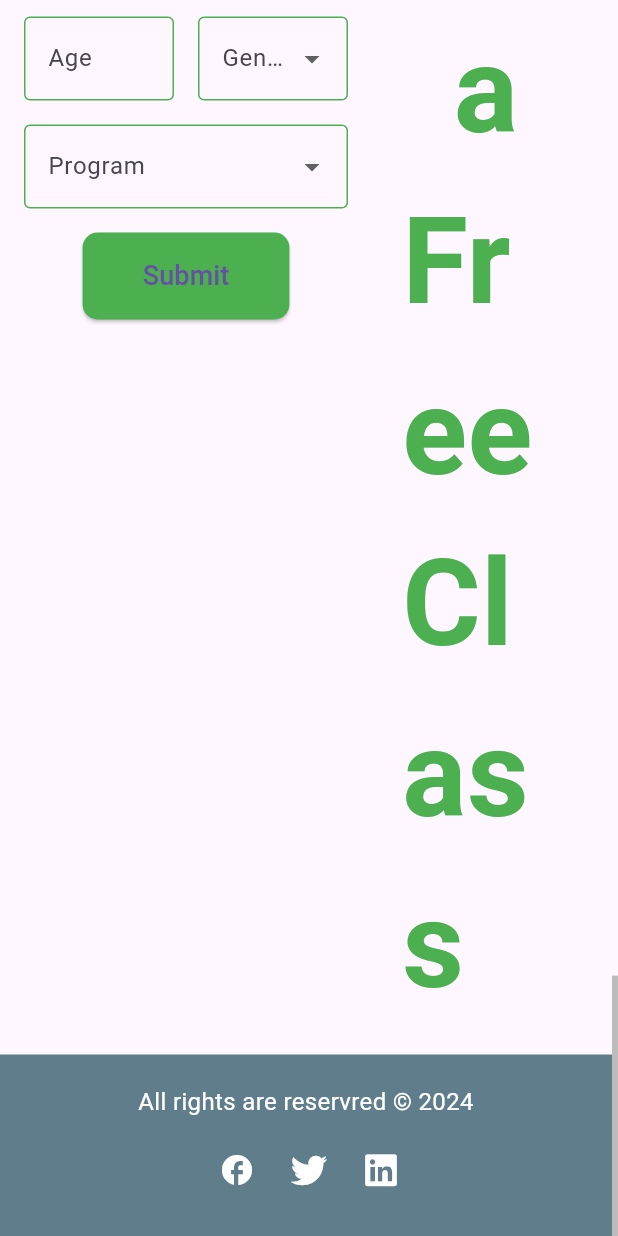
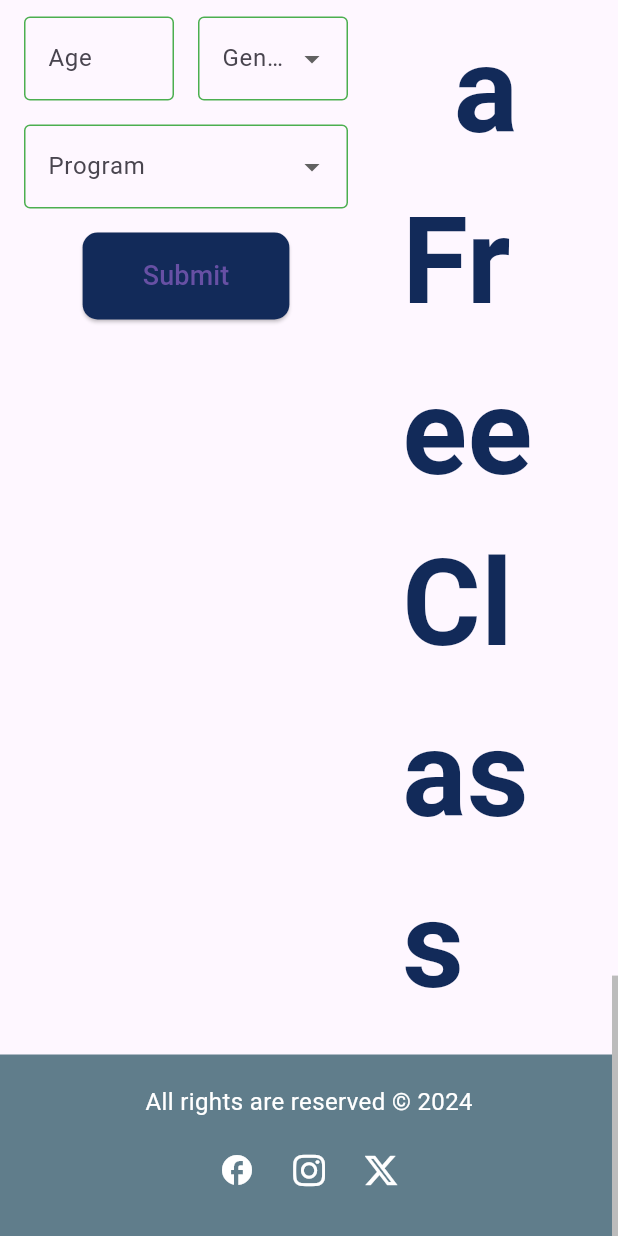
Before and after one commit to OmarEss3/Al-Fares_Academy, a Flutter app: the screen it shows after launch, scrolled down 3087 dp, after a tap on the "facebook" icon, on a phone screen of 412 x 824 dp. Run offline on Flutter 3.47's test engine with Material 3 defaults, Android fonts, the phone set to English and light mode, and no system bars; our stand-ins replace cloud_firestore, firebase_core, font_awesome_flutter, go_router, intl_phone_field; accounts and stored records are empty.

Commit message:
change logo&primary color&name

```diff
--- a/lib/constants/colors.dart
+++ b/lib/constants/colors.dart
@@ -1,4 +1,4 @@
 import 'dart:ui';
 
-Color kPrimaryColorGreen = const Color(0xff006664);
+Color kPrimaryColorDarkBlue = const Color(0xff122A59);
 Color kPrimaryColorGray = const Color.fromARGB(255, 235, 235, 235);
--- a/lib/views/contact_view.dart
+++ b/lib/views/contact_view.dart
@@ -50,7 +50,7 @@
                       Row(
                         mainAxisAlignment: MainAxisAlignment.center,
                         children: [
-                          Icon(Icons.phone, color: kPrimaryColorGreen),
+                          Icon(Icons.phone, color: kPrimaryColorDarkBlue),
                           const SizedBox(width: 10),
                           const Text(kPhoneNumber),
                         ],
@@ -58,7 +58,7 @@
                       Row(
                         mainAxisAlignment: MainAxisAlignment.center,
                         children: [
-                          Icon(Icons.email, color: kPrimaryColorGreen),
+                          Icon(Icons.email, color: kPrimaryColorDarkBlue),
                           const SizedBox(width: 10),
                           const Text(kEmail),
                         ],
--- a/lib/views/home_view.dart
+++ b/lib/views/home_view.dart
@@ -95,7 +95,7 @@
               child: const Column(
                 children: [
                   Text(
-                    'Welcome to Moyeser Academy ',
+                    'Welcome to Al-Fares Academy ',
                     style: TextStyle(
                       fontSize: 40, // Adjusted font size
                       color: Colors.white,
--- a/lib/widgets/footer.dart
+++ b/lib/widgets/footer.dart
@@ -1,44 +1,22 @@
+
 import 'package:flutter/material.dart';
-import 'package:font_awesome_flutter/font_awesome_flutter.dart';
+import 'package:moyeser_academy_web/widgets/links_row.dart';
 
 class CustomFooter extends StatelessWidget {
   @override
   Widget build(BuildContext context) {
-
     return Container(
       padding: const EdgeInsets.all(20),
       color: Colors.blueGrey,
-      child: Column(
+      child: const Column(
         mainAxisSize: MainAxisSize.min,
         children: <Widget>[
-          const Text(
-            'All rights are reservred © 2024 ',
+          Text(
+            'All rights are reserved © 2024',
             style: TextStyle(color: Colors.white, fontSize: 16),
           ),
-          const SizedBox(height: 10),
-          Row(
-            mainAxisAlignment: MainAxisAlignment.center,
-            children: <Widget>[
-              IconButton(
-                icon: const Icon(Icons.facebook, color: Colors.white),
-                onPressed: () {
-                  // Add your Facebook link here
-                },
-              ),
-              IconButton(
-                icon: const Icon(FontAwesomeIcons.twitter, color: Colors.white),
-                onPressed: () {
-                  // Add your Twitter link here
-                },
-              ),
-              IconButton(
-                icon: const Icon(FontAwesomeIcons.linkedin, color: Colors.white),
-                onPressed: () {
-                  // Add your LinkedIn link here
-                },
-              ),
-            ],
-          ),
+          SizedBox(height: 10),
+          SocialMediaIconsRow(),
         ],
       ),
     );
--- a/lib/widgets/free_class_button.dart
+++ b/lib/widgets/free_class_button.dart
@@ -2,8 +2,6 @@
 import 'package:go_router/go_router.dart';
 import 'package:moyeser_academy_web/constants/routes.dart';
 import 'package:provider/provider.dart';
-
-import '../constants/lists.dart';
 import '../provider/navigation_provider.dart';
 
 class FreeClassButton extends StatelessWidget {
@@ -24,7 +22,7 @@
         child: Container(
           decoration: BoxDecoration(
             borderRadius: BorderRadius.circular(5),
-            color: const Color(0xff006464),
+            color: Color.fromARGB(255, 14, 32, 69),
           ),
           height: 40,
           width: 200,
--- a/lib/widgets/header_widget.dart
+++ b/lib/widgets/header_widget.dart
@@ -6,6 +6,7 @@
 import '../constants/routes.dart';
 import '../provider/navigation_provider.dart';
 import 'free_class_button.dart';
+import 'links_row.dart';
 import 'social_media.dart';
 import 'tabs_item.dart';
 
@@ -55,7 +56,7 @@
     return Container(
       decoration: BoxDecoration(
         gradient: LinearGradient(
-          colors: [kPrimaryColorGreen, kPrimaryColorGray],
+          colors: [kPrimaryColorDarkBlue, kPrimaryColorGray],
           end: Alignment.topCenter,
           begin: Alignment.bottomCenter,
         ),
@@ -68,11 +69,15 @@
               Padding(
                 padding: const EdgeInsets.only(top: 8),
                 child: SizedBox(
-                  height: 100,
-                  child: Image.asset('assets/images/logo.png'),
-                ),
+                    height: 100,
+                    child: ClipRRect(
+                      borderRadius: BorderRadius.circular(
+                          50.0), // Adjust the value to control the roundness
+                      child: Image.asset(
+                          'assets/images/Al-Fares Academy logo.jpg'),
+                    )),
               ),
-              const SocialMedia(),
+              const SocialMediaIconsRow(),
               const FreeClassButton(),
             ],
           ),
@@ -103,7 +108,7 @@
       onSelected: (int programIndex) {
         Provider.of<NavigationProvider>(context, listen: false)
             .setSelectedIndex(index);
-        GoRouter.of(context).go('$programsRoute/$programIndex');
+        GoRouter.of(context).go('$programsRoute/${programIndex + 1}');
       },
       itemBuilder: (BuildContext context) {
         return List.generate(6, (programIndex) {
--- a/lib/widgets/info_section.dart
+++ b/lib/widgets/info_section.dart
@@ -1,4 +1,3 @@
-
 import 'package:flutter/material.dart';
 import 'info_item.dart';
 
@@ -15,7 +14,7 @@
         InfoItem(
           icon: Icons.school,
           text:
-              'Fajr Al-Quran Academy is an online Arab Egyptian Academy that teaches Quran, Islamic studies, and Arabic language for all ages and all levels. We are based in Egypt and our tutors are highly qualified Egyptian Azhary teachers.',
+              'Al-Fares Academy is an online Arab Egyptian Academy that teaches Quran, Islamic studies, and Arabic language for all ages and all levels. We are based in Egypt and our tutors are highly qualified Egyptian Azhary teachers.',
         ),
         SizedBox(height: 16.0),
         InfoItem(
--- /dev/null
+++ b/lib/widgets/links_row.dart
@@ -0,0 +1,37 @@
+import 'package:flutter/material.dart';
+import 'package:font_awesome_flutter/font_awesome_flutter.dart';
+import 'package:url_launcher/url_launcher.dart';
+
+class SocialMediaIconsRow extends StatelessWidget {
+  const SocialMediaIconsRow({Key? key}) : super(key: key);
+
+  Future<void> _launchURL(String url) async {
+    final Uri uri = Uri.parse(url);
+    if (await canLaunchUrl(uri)) {
+      await launchUrl(uri, mode: LaunchMode.externalApplication);
+    } else {
+      throw 'Could not launch $url';
+    }
+  }
+
+  @override
+  Widget build(BuildContext context) {
+    return Row(
+      mainAxisAlignment: MainAxisAlignment.center,
+      children: <Widget>[
+        IconButton(
+          icon: const Icon(Icons.facebook, color: Colors.white),
+          onPressed: () => _launchURL('https://www.facebook.com/profile.php?id=61564071026443&mibextid=ZbWKwL'),
+        ),
+        IconButton(
+          icon: const Icon(FontAwesomeIcons.instagram, color: Colors.white),
+          onPressed: () => _launchURL('https://www.instagram.com/alfaresacademy12?igsh=cDFiNWd6MnJoZndh'),
+        ),
+        IconButton(
+          icon: const Icon(FontAwesomeIcons.xTwitter, color: Colors.white),
+          onPressed: () => _launchURL('https://x.com/AlFaresacademy1?t=vCzGhnUole_YJPL3Y4VLqw&s=08'),
+        ),
+      ],
+    );
+  }
+}
--- a/lib/widgets/user_form.dart
+++ b/lib/widgets/user_form.dart
@@ -113,7 +113,7 @@
                       style: ElevatedButton.styleFrom(
                         padding: const EdgeInsets.symmetric(
                             horizontal: 40, vertical: 16),
-                        backgroundColor: Colors.green,
+                        backgroundColor: kPrimaryColorDarkBlue,
                         shape: RoundedRectangleBorder(
                           borderRadius: BorderRadius.circular(10),
                         ),
@@ -157,6 +157,7 @@
       ),
     );
   }
+
   Widget buildPhoneNumberField() {
     return IntlPhoneField(
       decoration: const InputDecoration(
@@ -240,10 +241,10 @@
   Widget build(BuildContext context) {
     return Text(
       text,
-      style: const TextStyle(
+      style: TextStyle(
         fontSize: 80,
         fontWeight: FontWeight.bold,
-        color: Colors.green,
+        color: kPrimaryColorDarkBlue,
       ),
     );
   }
--- a/pubspec.yaml
+++ b/pubspec.yaml
@@ -38,6 +38,7 @@
   go_router: ^14.2.1
   intl_phone_field: ^3.2.0
   provider: ^6.1.2
+  url_launcher: ^6.3.0
 
 dev_dependencies:
   flutter_lints: ^4.0.0
```
Also changed, not shown: lib/views/fees_view.dart (+8 -5 lines), assets/images/Al-Fares Academy logo.jpg (added), pubspec.lock, 11 other files. Lines whose indentation alone changed are shown as unchanged.
